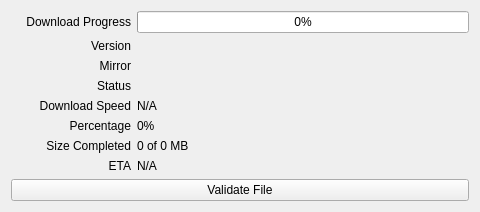
This is playground/gsoc/PaW/src/ui/gui/downloading.ui in pars-linux/uludag as Qt 5 draws it before an edit. The edited form follows.
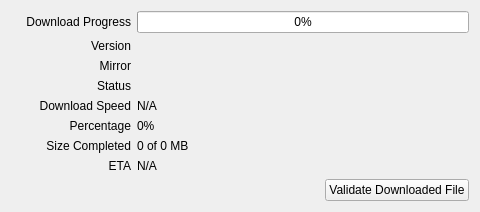
This is the edited form.

Commit message: improved downloaded-iso-installer. cosmetic gui updates.

The edit to the form file:
```diff
--- a/playground/gsoc/PaW/src/ui/gui/downloading.ui
+++ b/playground/gsoc/PaW/src/ui/gui/downloading.ui
@@ -209,6 +209,21 @@
     </layout>
    </item>
    <item row="1" column="0">
+    <layout class="QHBoxLayout" name="horizontalLayout">
+     <item>
+      <spacer name="horizontalSpacer">
+       <property name="orientation">
+        <enum>Qt::Horizontal</enum>
+       </property>
+       <property name="sizeHint" stdset="0">
+        <size>
+         <width>40</width>
+         <height>20</height>
+        </size>
+       </property>
+      </spacer>
+     </item>
+     <item>
     <widget class="QPushButton" name="btnCheck">
      <property name="sizePolicy">
       <sizepolicy hsizetype="Preferred" vsizetype="Preferred">
@@ -220,9 +235,11 @@
       <string>If you want to validate downloaded file against corrupts, click this button.</string>
      </property>
      <property name="text">
-      <string>Validate File</string>
-     </property>
-    </widget>
+        <string>Validate Downloaded File</string>
+       </property>
+      </widget>
+     </item>
+    </layout>
    </item>
   </layout>
  </widget>
```
Left out of the diff: 74 changed lines with no effect on the pictures. Lines whose indentation alone changed are shown as unchanged. The commit also changes 1 other file.
